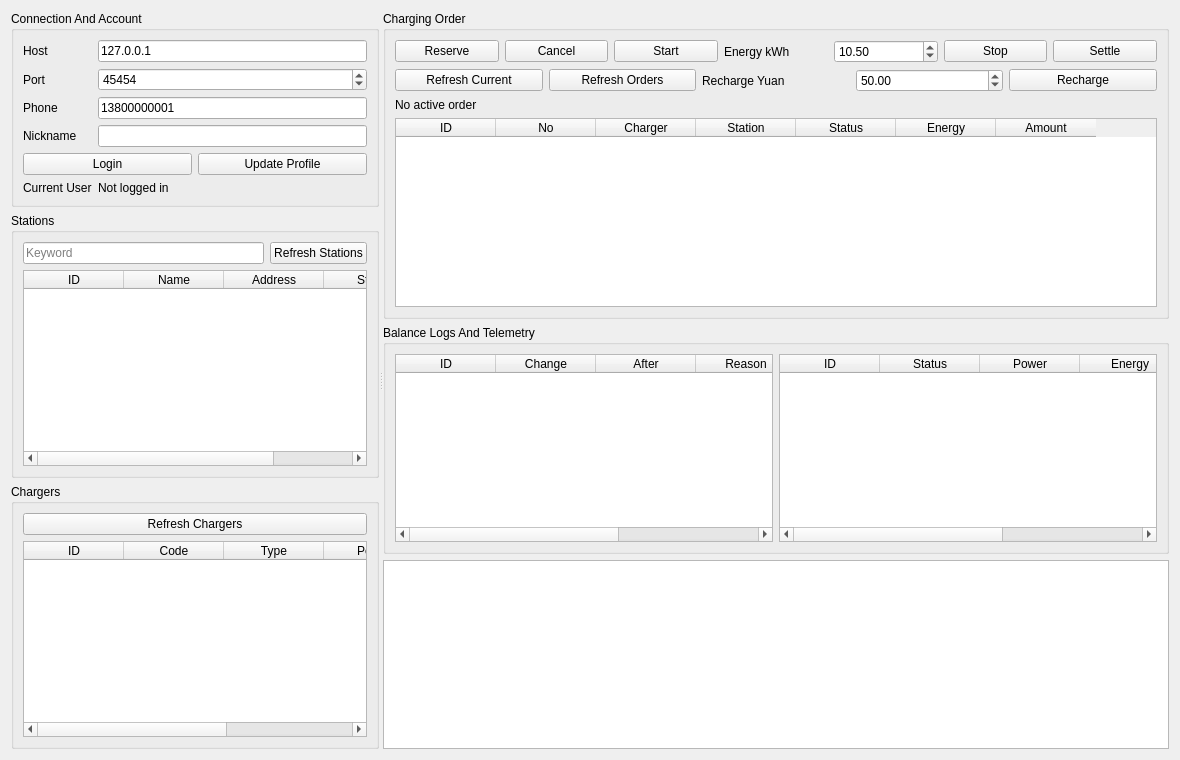
This is src/user_client/user_client.ui in Cecilia031/Intelligent-Charging-System as Qt 5 draws it before an edit. The edited form follows.
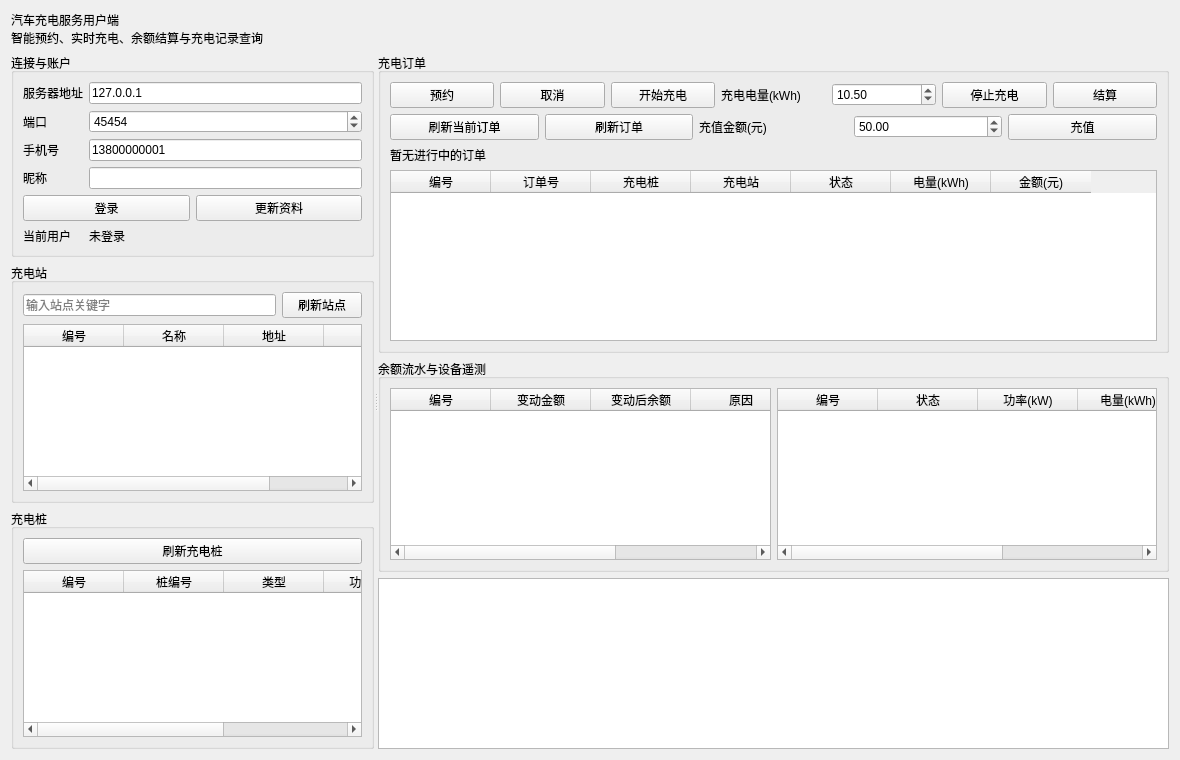
This is the edited form.

```diff
--- a/src/user_client/user_client.ui
+++ b/src/user_client/user_client.ui
@@ -14,6 +14,13 @@
    <string>Charging User Client</string>
   </property>
   <layout class="QVBoxLayout" name="rootLayout">
+   <item>
+    <widget class="QLabel" name="headerLabel">
+     <property name="text">
+      <string>汽车充电服务用户端&#10;智能预约、实时充电、余额结算与充电记录查询</string>
+     </property>
+    </widget>
+   </item>
    <item>
     <widget class="QSplitter" name="mainSplitter">
      <property name="orientation">
@@ -24,13 +31,13 @@
        <item>
         <widget class="QGroupBox" name="connectionBox">
          <property name="title">
-          <string>Connection And Account</string>
+          <string>连接与账户</string>
          </property>
          <layout class="QFormLayout" name="connectionLayout">
           <item row="0" column="0">
            <widget class="QLabel" name="hostLabel">
             <property name="text">
-             <string>Host</string>
+             <string>服务器地址</string>
             </property>
            </widget>
           </item>
@@ -44,7 +51,7 @@
           <item row="1" column="0">
            <widget class="QLabel" name="portLabel">
             <property name="text">
-             <string>Port</string>
+             <string>端口</string>
             </property>
            </widget>
           </item>
@@ -64,7 +71,7 @@
           <item row="2" column="0">
            <widget class="QLabel" name="phoneLabel">
             <property name="text">
-             <string>Phone</string>
+             <string>手机号</string>
             </property>
            </widget>
           </item>
@@ -78,7 +85,7 @@
           <item row="3" column="0">
            <widget class="QLabel" name="nicknameLabel">
             <property name="text">
-             <string>Nickname</string>
+             <string>昵称</string>
             </property>
            </widget>
           </item>
@@ -90,14 +97,14 @@
             <item>
              <widget class="QPushButton" name="loginButton">
               <property name="text">
-               <string>Login</string>
+               <string>登录</string>
               </property>
              </widget>
             </item>
             <item>
              <widget class="QPushButton" name="updateProfileButton">
               <property name="text">
-               <string>Update Profile</string>
+               <string>更新资料</string>
               </property>
              </widget>
             </item>
@@ -106,14 +113,14 @@
           <item row="5" column="0">
            <widget class="QLabel" name="currentUserTitleLabel">
             <property name="text">
-             <string>Current User</string>
+             <string>当前用户</string>
             </property>
            </widget>
           </item>
           <item row="5" column="1">
            <widget class="QLabel" name="profileLabel">
             <property name="text">
-             <string>Not logged in</string>
+             <string>未登录</string>
             </property>
            </widget>
           </item>
@@ -123,7 +130,7 @@
        <item>
         <widget class="QGroupBox" name="stationBox">
          <property name="title">
-          <string>Stations</string>
+          <string>充电站</string>
          </property>
          <layout class="QVBoxLayout" name="stationLayout">
           <item>
@@ -131,14 +138,14 @@
             <item>
              <widget class="QLineEdit" name="keywordEdit">
               <property name="placeholderText">
-               <string>Keyword</string>
+               <string>输入站点关键字</string>
               </property>
              </widget>
             </item>
             <item>
              <widget class="QPushButton" name="refreshStationsButton">
               <property name="text">
-               <string>Refresh Stations</string>
+               <string>刷新站点</string>
               </property>
              </widget>
             </item>
@@ -148,22 +155,22 @@
            <widget class="QTableWidget" name="stationTable">
             <column>
              <property name="text">
-              <string>ID</string>
+              <string>编号</string>
              </property>
             </column>
             <column>
              <property name="text">
-              <string>Name</string>
+              <string>名称</string>
              </property>
             </column>
             <column>
              <property name="text">
-              <string>Address</string>
+              <string>地址</string>
              </property>
             </column>
             <column>
              <property name="text">
-              <string>Status</string>
+              <string>状态</string>
              </property>
             </column>
            </widget>
@@ -174,13 +181,13 @@
        <item>
         <widget class="QGroupBox" name="chargerBox">
          <property name="title">
-          <string>Chargers</string>
+          <string>充电桩</string>
          </property>
          <layout class="QVBoxLayout" name="chargerLayout">
           <item>
            <widget class="QPushButton" name="refreshChargersButton">
             <property name="text">
-             <string>Refresh Chargers</string>
+             <string>刷新充电桩</string>
             </property>
            </widget>
           </item>
@@ -188,27 +195,27 @@
            <widget class="QTableWidget" name="chargerTable">
             <column>
              <property name="text">
-              <string>ID</string>
+              <string>编号</string>
              </property>
             </column>
             <column>
              <property name="text">
-              <string>Code</string>
+              <string>桩编号</string>
              </property>
             </column>
             <column>
              <property name="text">
-              <string>Type</string>
+              <string>类型</string>
              </property>
             </column>
             <column>
              <property name="text">
-              <string>Power</string>
+              <string>功率(kW)</string>
              </property>
             </column>
             <column>
              <property name="text">
-              <string>Status</string>
+              <string>状态</string>
              </property>
             </column>
            </widget>
@@ -223,7 +230,7 @@
        <item>
         <widget class="QGroupBox" name="orderBox">
          <property name="title">
-          <string>Charging Order</string>
+          <string>充电订单</string>
          </property>
          <layout class="QVBoxLayout" name="orderLayout">
           <item>
@@ -231,28 +238,28 @@
             <item>
              <widget class="QPushButton" name="createOrderButton">
               <property name="text">
-               <string>Reserve</string>
+               <string>预约</string>
               </property>
              </widget>
             </item>
             <item>
              <widget class="QPushButton" name="cancelOrderButton">
               <property name="text">
-               <string>Cancel</string>
+               <string>取消</string>
               </property>
              </widget>
             </item>
             <item>
              <widget class="QPushButton" name="startOrderButton">
               <property name="text">
-               <string>Start</string>
+               <string>开始充电</string>
               </property>
              </widget>
             </item>
             <item>
              <widget class="QLabel" name="energyLabel">
               <property name="text">
-               <string>Energy kWh</string>
+               <string>充电电量(kWh)</string>
               </property>
              </widget>
             </item>
@@ -275,14 +282,14 @@
             <item>
              <widget class="QPushButton" name="stopOrderButton">
               <property name="text">
-               <string>Stop</string>
+               <string>停止充电</string>
               </property>
              </widget>
             </item>
             <item>
              <widget class="QPushButton" name="settleOrderButton">
               <property name="text">
-               <string>Settle</string>
+               <string>结算</string>
               </property>
              </widget>
             </item>
@@ -293,21 +300,21 @@
             <item>
              <widget class="QPushButton" name="refreshCurrentButton">
               <property name="text">
-               <string>Refresh Current</string>
+               <string>刷新当前订单</string>
               </property>
              </widget>
             </item>
             <item>
              <widget class="QPushButton" name="refreshOrdersButton">
               <property name="text">
-               <string>Refresh Orders</string>
+               <string>刷新订单</string>
               </property>
              </widget>
             </item>
             <item>
              <widget class="QLabel" name="rechargeLabel">
               <property name="text">
-               <string>Recharge Yuan</string>
+               <string>充值金额(元)</string>
               </property>
              </widget>
             </item>
@@ -330,7 +337,7 @@
             <item>
              <widget class="QPushButton" name="rechargeButton">
               <property name="text">
-               <string>Recharge</string>
+               <string>充值</string>
               </property>
              </widget>
             </item>
@@ -339,7 +346,7 @@
           <item>
            <widget class="QLabel" name="currentOrderLabel">
             <property name="text">
-             <string>No active order</string>
+             <string>暂无进行中的订单</string>
             </property>
            </widget>
           </item>
@@ -347,37 +354,37 @@
            <widget class="QTableWidget" name="orderTable">
             <column>
              <property name="text">
-              <string>ID</string>
+              <string>编号</string>
              </property>
             </column>
             <column>
              <property name="text">
-              <string>No</string>
+              <string>订单号</string>
              </property>
             </column>
             <column>
              <property name="text">
-              <string>Charger</string>
+              <string>充电桩</string>
              </property>
             </column>
             <column>
              <property name="text">
-              <string>Station</string>
+              <string>充电站</string>
              </property>
             </column>
             <column>
              <property name="text">
-              <string>Status</string>
+              <string>状态</string>
              </property>
             </column>
             <column>
              <property name="text">
-              <string>Energy</string>
+              <string>电量(kWh)</string>
              </property>
             </column>
             <column>
              <property name="text">
-              <string>Amount</string>
+              <string>金额(元)</string>
              </property>
             </column>
            </widget>
@@ -388,34 +395,34 @@
        <item>
         <widget class="QGroupBox" name="dataBox">
          <property name="title">
-          <string>Balance Logs And Telemetry</string>
+          <string>余额流水与设备遥测</string>
          </property>
          <layout class="QHBoxLayout" name="dataLayout">
           <item>
            <widget class="QTableWidget" name="balanceLogTable">
             <column>
              <property name="text">
-              <string>ID</string>
+              <string>编号</string>
              </property>
             </column>
             <column>
              <property name="text">
-              <string>Change</string>
+              <string>变动金额</string>
              </property>
             </column>
             <column>
              <property name="text">
-              <string>After</string>
+              <string>变动后余额</string>
              </property>
             </column>
             <column>
              <property name="text">
-              <string>Reason</string>
+              <string>原因</string>
              </property>
             </column>
             <column>
              <property name="text">
-              <string>Time</string>
+              <string>时间</string>
              </property>
             </column>
            </widget>
@@ -424,27 +431,27 @@
            <widget class="QTableWidget" name="telemetryTable">
             <column>
              <property name="text">
-              <string>ID</string>
+              <string>编号</string>
              </property>
             </column>
             <column>
              <property name="text">
-              <string>Status</string>
+              <string>状态</string>
              </property>
             </column>
             <column>
              <property name="text">
-              <string>Power</string>
+              <string>功率(kW)</string>
              </property>
             </column>
             <column>
              <property name="text">
-              <string>Energy</string>
+              <string>电量(kWh)</string>
              </property>
             </column>
             <column>
              <property name="text">
-              <string>Time</string>
+              <string>时间</string>
              </property>
             </column>
            </widget>
```
Left out of the diff: 2 changed lines with no effect on the pictures.
